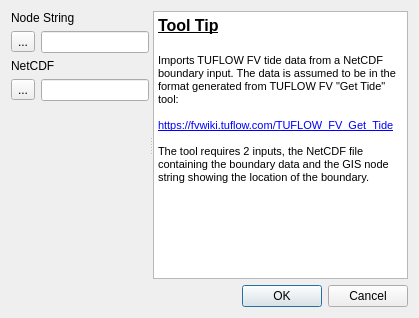
The window that tuflow/forms/fv_bc_tide_nc.ui (TUFLOW-Support/QGIS-TUFLOW-Plugin) describes before a commit, drawn with Qt 5.
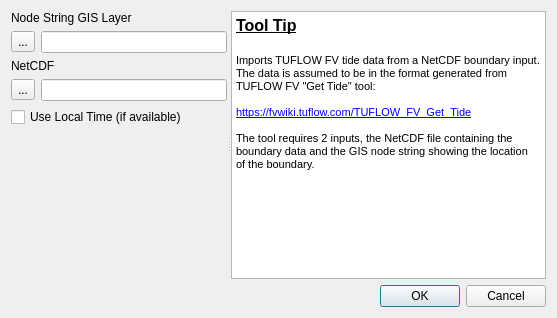
The same window after the commit.

Patch:
```diff
--- a/tuflow/forms/fv_bc_tide_nc.ui
+++ b/tuflow/forms/fv_bc_tide_nc.ui
@@ -6,7 +6,7 @@
    <rect>
     <x>0</x>
     <y>0</y>
-    <width>419</width>
+    <width>557</width>
     <height>318</height>
    </rect>
   </property>
@@ -24,7 +24,7 @@
        <item>
         <widget class="QLabel" name="label">
          <property name="text">
-          <string>Node String</string>
+          <string>Node String GIS Layer</string>
          </property>
         </widget>
        </item>
@@ -63,6 +63,13 @@
          </item>
         </layout>
        </item>
+       <item>
+        <widget class="QCheckBox" name="cbUseLocalTime">
+         <property name="text">
+          <string>Use Local Time (if available)</string>
+         </property>
+        </widget>
+       </item>
        <item>
         <spacer name="verticalSpacer">
          <property name="orientation">
```
